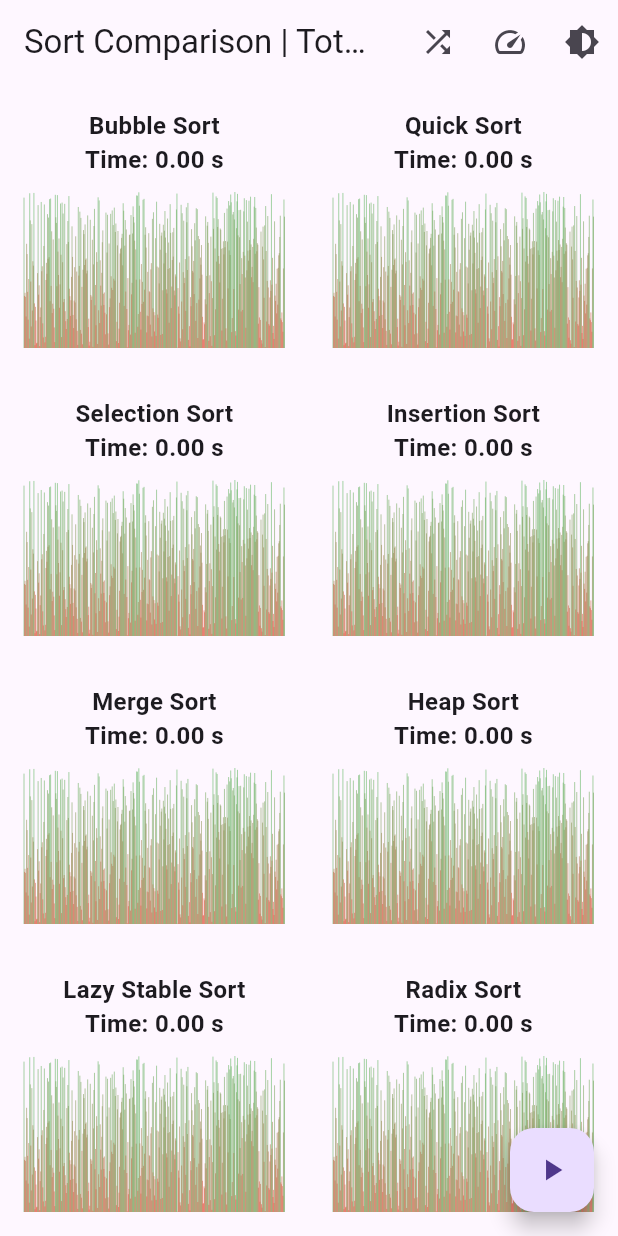
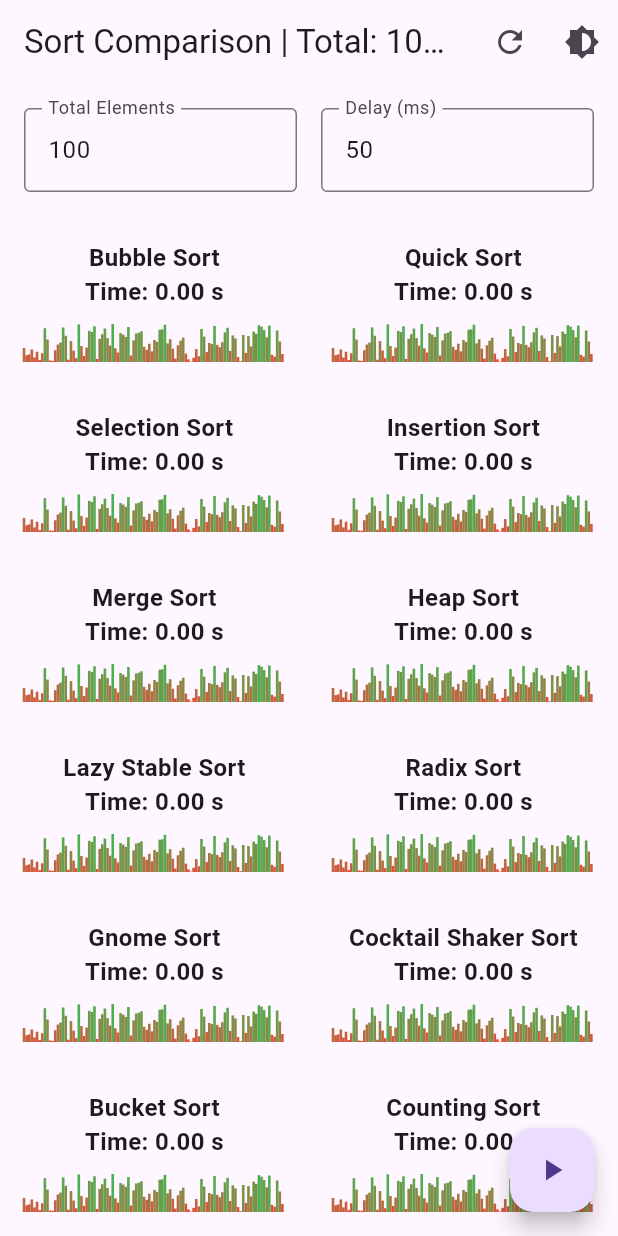
Before and after one commit to woobe-studio/Real-Time-Sort-Visualization, a Flutter app: the screen it shows after launch, on a phone screen of 412 x 824 dp. Run offline on Flutter 3.47's test engine with Material 3 defaults, Android fonts, the phone set to English and light mode, and no system bars.

Commit message:
added bucket, coctail_shaker and gnome sort algorithms

```diff
--- a/lib/main.dart
+++ b/lib/main.dart
@@ -7,6 +7,10 @@
 import 'sortAlgorithms/heap_sort.dart';
 import 'sortAlgorithms/lazy_stable_sort.dart';
 import 'sortAlgorithms/radix_sort_lsd.dart';
+import 'sortAlgorithms/gnome_sort.dart';
+import 'sortAlgorithms/cocktail_shaker_sort.dart';
+import 'sortAlgorithms/bucket_sort.dart';
+import 'sortAlgorithms/counting_sort.dart';
 
 void main() {
   runApp(SortComparisonApp());
@@ -47,10 +51,18 @@
   List<int> _mergeSortNumbers = [];
   List<int> _lazyStableSortNumbers = [];
   List<int> _radixSortNumbers = [];
+  List<int> _gnomeSortNumbers = [];
+  List<int> _cocktailShakerSortNumbers = [];
+  List<int> _bucketSortNumbers = [];
+  List<int> _countingSortNumbers = [];
   bool _isSorting = false;
   bool _cancelSorting = false;
-  int _duration = 1;
-  int _totalElements = 500;
+  int _duration = 50; // Default to milliseconds
+  int _totalElements = 100;
+
+  // Controllers for editable fields
+  final TextEditingController _totalElementsController = TextEditingController(text: '100');
+  final TextEditingController _delayController = TextEditingController(text: '50');
 
   // Variables to store sorting times
   Map<String, Duration> _sortingTimes = {
@@ -62,7 +74,14 @@
     'Heap Sort': Duration.zero,
     'Lazy Stable Sort': Duration.zero,
     'Radix Sort': Duration.zero,
+    'Gnome Sort': Duration.zero,
+    'Cocktail Shaker Sort': Duration.zero,
+    'Bucket Sort': Duration.zero,
+    'Counting Sort': Duration.zero,
   };
+
+  // Manage ThemeMode
+  ThemeMode _themeMode = ThemeMode.system;
 
   @override
   void initState() {
@@ -80,6 +99,10 @@
     _mergeSortNumbers = List.from(numbers);
     _lazyStableSortNumbers = List.from(numbers);
     _radixSortNumbers = List.from(numbers);
+    _gnomeSortNumbers = List.from(numbers);
+    _cocktailShakerSortNumbers = List.from(numbers);
+    _bucketSortNumbers = List.from(numbers);
+    _countingSortNumbers = List.from(numbers);
     setState(() {});
   }
 
@@ -98,6 +121,10 @@
       _measureSortTime('Heap Sort', () => heapSort(_heapSortNumbers, _duration, (updated) => setState(() => _heapSortNumbers = updated))),
       _measureSortTime('Lazy Stable Sort', () => lazyStableSort(_lazyStableSortNumbers, _duration, (updated) => setState(() => _lazyStableSortNumbers = updated))),
       _measureSortTime('Radix Sort', () => radixSort(_radixSortNumbers, _duration, (updated) => setState(() => _radixSortNumbers = updated))),
+      _measureSortTime('Gnome Sort', () => gnomeSort(_gnomeSortNumbers, _duration, (updated) => setState(() => _gnomeSortNumbers = updated))),
+      _measureSortTime('Cocktail Shaker Sort', () => cocktailShakerSort(_cocktailShakerSortNumbers, _duration, (updated) => setState(() => _cocktailShakerSortNumbers = updated))),
+      _measureSortTime('Bucket Sort', () => bucketSort(_bucketSortNumbers, _duration, (updated) => setState(() => _bucketSortNumbers = updated))),
+      _measureSortTime('Counting Sort', () => countingSort(_countingSortNumbers, _duration, (updated) => setState(() => _countingSortNumbers = updated))),
     ];
 
     await Future.wait(sortTasks);
@@ -120,53 +147,100 @@
 
   void _handlePlayButtonPress() {
     if (!_isSorting) {
+      setState(() {
+        _totalElements = int.tryParse(_totalElementsController.text) ?? 500;
+        _duration = int.tryParse(_delayController.text) ?? 1000; // Default to milliseconds
+        _generateRandomNumbers(); // Generate numbers based on new values
+      });
       _cancelSorting = false;
       _startSorting();
     }
   }
 
-  void _handleRestartOrShuffleButtonPress() {
-    if (_isSorting) {
+  void _handleRefreshPage() {
     setState(() {
-        _cancelSorting = true;
+      _totalElementsController.text = '500';
+      _delayController.text = '1000'; // Default to milliseconds
+      _totalElements = 500;
+      _duration = 1000;
+      _generateRandomNumbers(); // Reset the numbers
+      _isSorting = false; // Ensure sorting is stopped
     });
+  }
+
+  void _handleThemeToggle() {
+    setState(() {
+      if (_themeMode == ThemeMode.light) {
+        _themeMode = ThemeMode.dark;
+      } else if (_themeMode == ThemeMode.dark) {
+        _themeMode = ThemeMode.system;
       } else {
-      _generateRandomNumbers();
+        _themeMode = ThemeMode.light;
       }
+    });
   }
 
   @override
   Widget build(BuildContext context) {
-    return Scaffold(
+    return MaterialApp(
+      title: 'Sort Comparison',
+      theme: ThemeData(
+        primarySwatch: Colors.blue,
+        brightness: Brightness.light,
+        visualDensity: VisualDensity.adaptivePlatformDensity,
+      ),
+      darkTheme: ThemeData(
+        brightness: Brightness.dark,
+        primarySwatch: Colors.blue,
+        visualDensity: VisualDensity.adaptivePlatformDensity,
+      ),
+      themeMode: _themeMode,
+      home: Scaffold(
         appBar: AppBar(
-        title: Text('Sort Comparison | Total: $_totalElements | Delay: ${_duration * 1000}ms'),
+          title: Text('Sort Comparison | Total: $_totalElements | Delay: ${_duration}ms'),
           actions: [
             IconButton(
-            icon: Icon(Icons.shuffle),
-            onPressed: _isSorting ? null : _handleRestartOrShuffleButtonPress,
-          ),
-          IconButton(
-            icon: Icon(Icons.speed),
-            onPressed: _isSorting ? null : () {
-              setState(() {
-                _duration = _duration == 1 ? 2 : 1;
-              });
-            },
+              icon: Icon(Icons.refresh),
+              onPressed: _handleRefreshPage,
             ),
             IconButton(
               icon: Icon(Icons.brightness_6),
-            onPressed: () {
-              ThemeMode currentMode = Theme.of(context).brightness == Brightness.dark ? ThemeMode.light : ThemeMode.dark;
-              setState(() {
-                // Toggle the theme
-                ThemeMode themeMode = currentMode;
-              });
-            },
+              onPressed: _handleThemeToggle,
             ),
           ],
         ),
         body: Column(
           children: [
+            Padding(
+              padding: const EdgeInsets.all(16.0),
+              child: Row(
+                children: [
+                  Expanded(
+                    child: TextField(
+                      controller: _totalElementsController,
+                      decoration: InputDecoration(
+                        labelText: 'Total Elements',
+                        border: OutlineInputBorder(),
+                      ),
+                      keyboardType: TextInputType.number,
+                      onSubmitted: (_) => _handlePlayButtonPress(),
+                    ),
+                  ),
+                  SizedBox(width: 16),
+                  Expanded(
+                    child: TextField(
+                      controller: _delayController,
+                      decoration: InputDecoration(
+                        labelText: 'Delay (ms)',
+                        border: OutlineInputBorder(),
+                      ),
+                      keyboardType: TextInputType.number,
+                      onSubmitted: (_) => _handlePlayButtonPress(),
+                    ),
+                  ),
+                ],
+              ),
+            ),
             Expanded(
               child: Row(
                 children: [
@@ -202,16 +276,31 @@
                 ],
               ),
             ),
+            _buildDivider(height: 20),
+            Expanded(
+              child: Row(
+                children: [
+                  _buildSortColumn('Gnome Sort', _gnomeSortNumbers, _sortingTimes['Gnome Sort']!),
+                  _buildSortColumn('Cocktail Shaker Sort', _cocktailShakerSortNumbers, _sortingTimes['Cocktail Shaker Sort']!),
+                ],
+              ),
+            ),
+            _buildDivider(height: 20),
+            Expanded(
+              child: Row(
+                children: [
+                  _buildSortColumn('Bucket Sort', _bucketSortNumbers, _sortingTimes['Bucket Sort']!),
+                  _buildSortColumn('Counting Sort', _countingSortNumbers, _sortingTimes['Counting Sort']!),
+                ],
+              ),
+            ),
           ],
         ),
         floatingActionButton: FloatingActionButton(
-        onPressed: _isSorting ? () {
-          setState(() {
-            _cancelSorting = true;
-          });
-        } : _handlePlayButtonPress,
-        child: Icon(_isSorting ? Icons.restart_alt : Icons.play_arrow),
+          onPressed: _handlePlayButtonPress,
+          child: Icon(_isSorting ? Icons.stop : Icons.play_arrow),
           tooltip: _isSorting ? 'Stop Sorting' : 'Start Sorting',
+        ),
       ),
     );
   }
--- a/lib/sortAlgorithms/radix_sort_lsd.dart
+++ b/lib/sortAlgorithms/radix_sort_lsd.dart
@@ -7,12 +7,12 @@ Future<void> radixSort(List<int> numbers, int delayMs, Function(List<int>) updat
   int exp = 1;
 
   while (max ~/ exp > 0) {
-    await countingSort(numbers, exp, delayMs, update);
+    await _countingSort(numbers, exp, delayMs, update);
     exp *= 10;
   }
 }
 
-Future<void> countingSort(List<int> numbers, int exp, int delayMs, Function(List<int>) update) async {
+Future<void> _countingSort(List<int> numbers, int exp, int delayMs, Function(List<int>) update) async {
   int n = numbers.length;
   List<int> output = List.filled(n, 0);
   List<int> count = List.filled(10, 0);
```
Also changed, not shown: lib/sortAlgorithms/bucket_sort.dart (added, +27 -0 lines), lib/sortAlgorithms/cocktail_shaker_sort.dart (added, +41 -0 lines), lib/sortAlgorithms/counting_sort.dart (added, +27 -0 lines), lib/sortAlgorithms/gnome_sort.dart (added, +17 -0 lines). Lines whose indentation alone changed are shown as unchanged.
